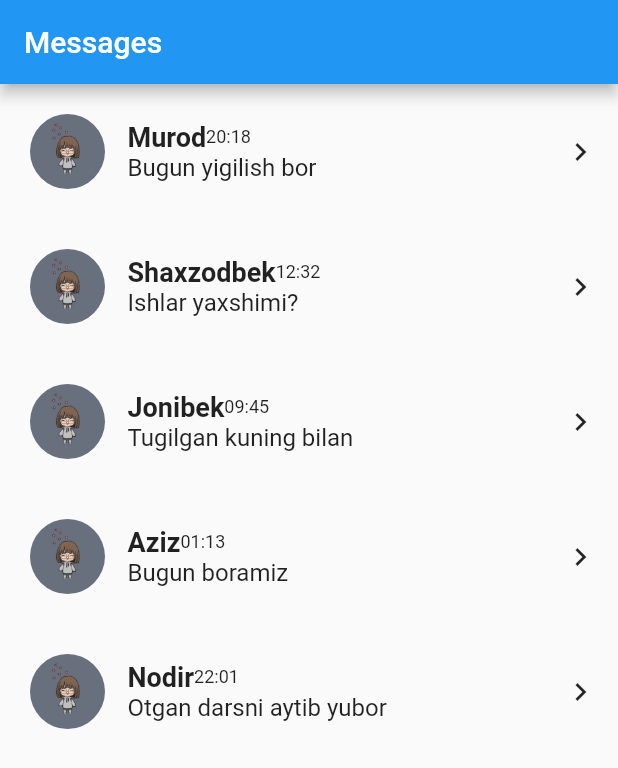
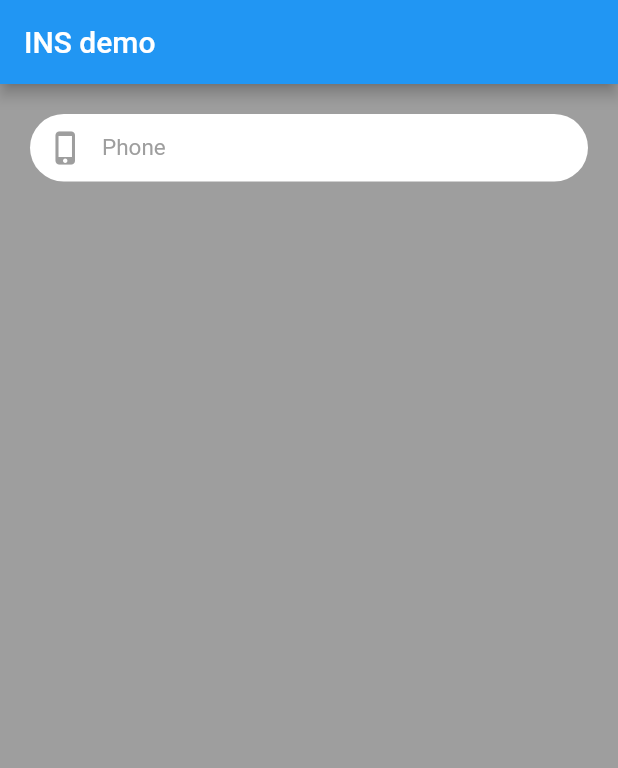
Before and after one commit to MurodTuraev/ui_intermediate, a Flutter app: the screen it shows after launch, on a phone screen of 412 x 824 dp. Shown: the top 768 px of the screen. Run offline on Flutter 3.47's test engine with Material 2 defaults, Android fonts, the phone set to English and light mode, and no system bars.

Commit message:
TextField

```diff
--- a/lib/home_page.dart
+++ b/lib/home_page.dart
@@ -18,63 +18,35 @@ class _HomePageState extends State<HomePage> {
   Widget build(BuildContext context) {
     return Scaffold(
       appBar: AppBar(
-        title: Text('Messages'),
+        title: Text('INS demo'),
       ),
-      body: ListView(
-        children: [
-          _itemList(name: 'Murod', date: '20:18', data: 'Bugun yigilish bor'),
-          _itemList(name: 'Shaxzodbek', date: '12:32', data: 'Ishlar yaxshimi?'),
-          _itemList(name: 'Jonibek', date: '09:45', data: 'Tugilgan kuning bilan'),
-          _itemList(name: 'Aziz', date: '01:13', data: 'Bugun boramiz'),
-          _itemList(name: 'Nodir', date: '22:01', data: 'Otgan darsni aytib yubor'),
-        ],
-
-      ),
-    );
-  }
-
-  Widget _itemList({name, date, data}){
-    return Container(
-      padding: EdgeInsets.all(5),
-      // height: 300,
-      width: 60,
-      child: Row(
-        // mainAxisAlignment: MainAxisAlignment.start,
-        // crossAxisAlignment: CrossAxisAlignment.stretch,
-        children: [
-          Container(
-            padding: EdgeInsets.all(15),
-            child: ClipRRect(
-              borderRadius: BorderRadius.circular(50),
-              child: Image(
-                image: AssetImage('assets/images/images.jpeg'),
-                height: 50,
-                width: 50,
+      backgroundColor: Colors.grey,
+      body: Container(
+        padding: EdgeInsets.all(20),
+        child: Column(
+          children: [
+            Container(
+              height: 45,
+              decoration: BoxDecoration(
+                color: Colors.white, borderRadius: BorderRadius.circular(100)
               ),
-          )),
-          Container(
-            child: Column(
-              crossAxisAlignment: CrossAxisAlignment.start,
-              children: [
-                Container(
-                  width: 290,
-                  child: Row(
-                    children: [
-                      Text(name, style: TextStyle(fontSize: 18, fontWeight: FontWeight.bold),),
-                      Text(date, style: TextStyle(fontSize: 12),),
-                    ],
-                  ),
+              width: double.infinity,
+              child: TextField(
+                onChanged: (value){},
+                style: TextStyle(fontSize: 15, color: Colors.black54),
+                decoration: InputDecoration(
+                  hintText: 'Phone',
+                  hintStyle: TextStyle(color: Colors.grey),
+                  border: InputBorder.none,
+                  prefixIcon: Icon(
+                    Icons.phone_iphone,
+                    color: Colors.grey,
+                  )
                 ),
-                Text(data, style: TextStyle(fontSize: 16),)
-              ],
-            ),
-          ),
-          Container(
-            child: Icon(
-              Icons.chevron_right
-            ),
-          )
-        ],
+              ),
+            )
+          ],
+        ),
       ),
     );
   }
```
